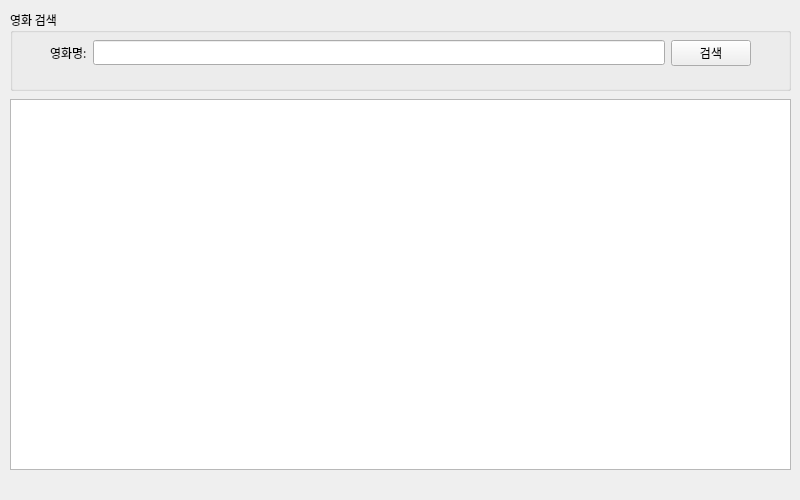
Above: part1/studyPyQt/naverApiMovie.ui from KOOJAIN/miniprojects before the change. Below: the same form after it.
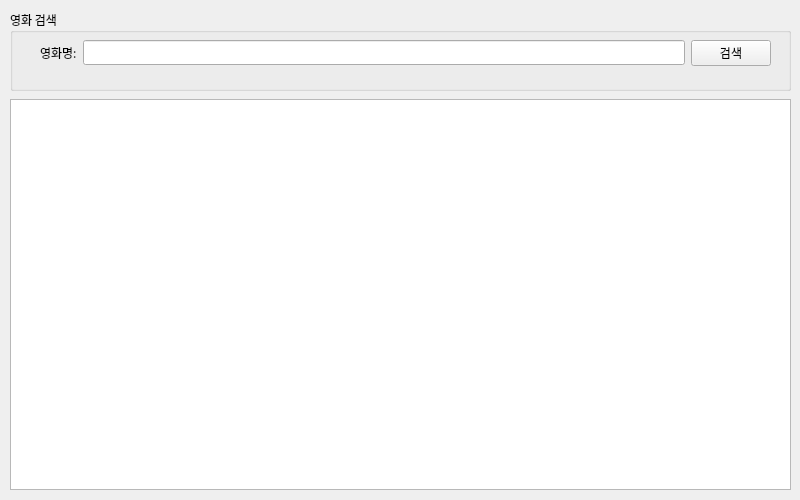
That is the form after the change.

The edit to the form file:
```diff
--- a/part1/studyPyQt/naverApiMovie.ui
+++ b/part1/studyPyQt/naverApiMovie.ui
@@ -62,9 +62,9 @@
       <widget class="QWidget" name="layoutWidget">
        <property name="geometry">
         <rect>
-         <x>40</x>
+         <x>30</x>
          <y>30</y>
-         <width>701</width>
+         <width>731</width>
          <height>26</height>
         </rect>
        </property>
@@ -114,7 +114,7 @@
      <x>10</x>
      <y>99</y>
      <width>781</width>
-     <height>371</height>
+     <height>391</height>
     </rect>
    </property>
    <layout class="QVBoxLayout" name="resultLayout">
```
